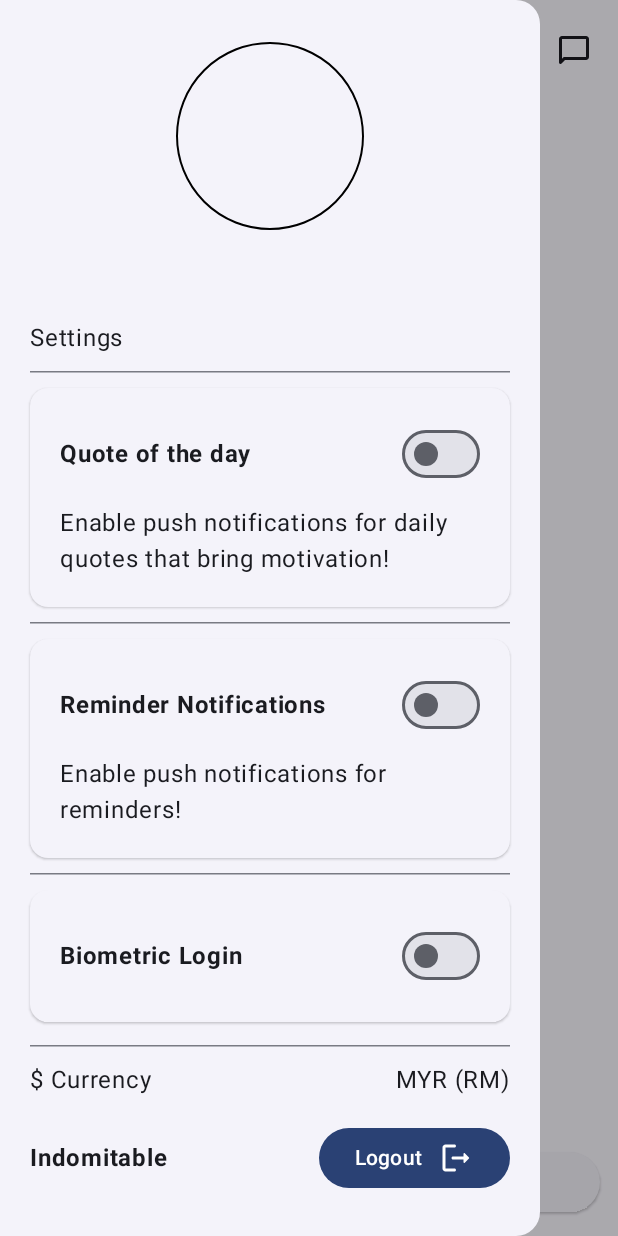
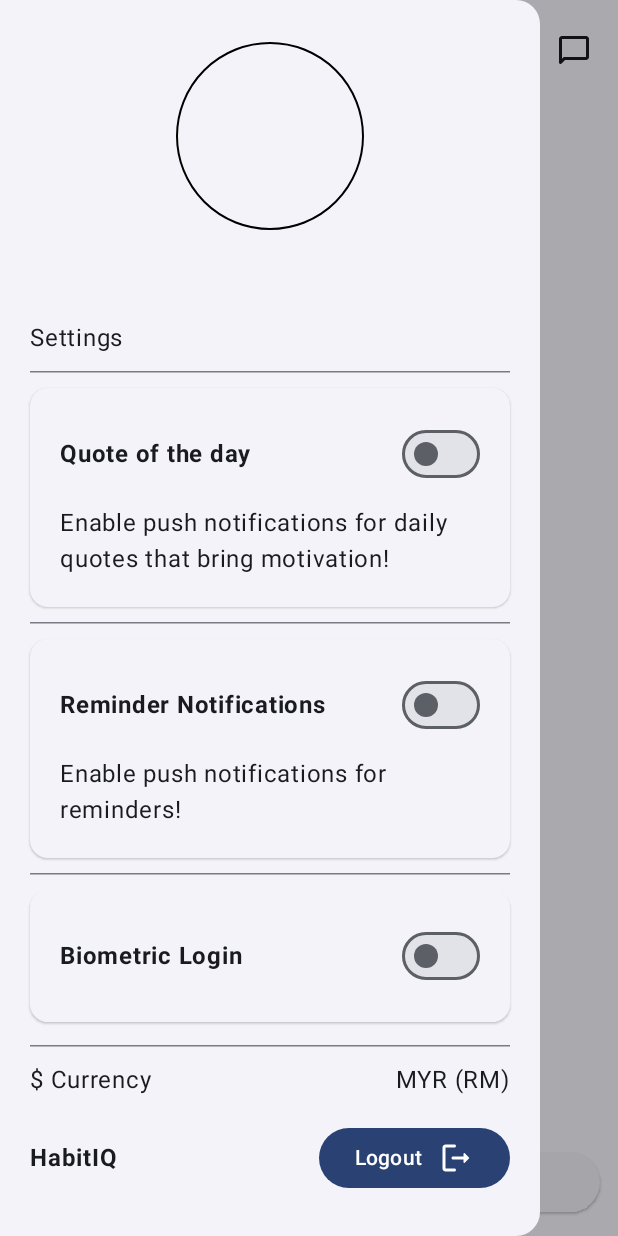
Before and after one commit to faryz-coder/HabitApp, an Android app built with Jetpack Compose: the screen it shows after launch once a user with an empty profile is signed in (MainActivity), after a tap on "Menu", on a phone screen of 412 x 824 dp. Run offline under Robolectric (Android 15) with nearby library versions, the phone set to English and light mode, and no system bars; our stand-ins replace Firebase (no records; nobody signed in at launch, a user with empty details on screens opened directly); missing, so only their content is drawn: SwipeToDismissBox.

Commit message:
update name

```diff
--- a/app/src/main/java/com/bmh/habitapp/screen/home/HomeScreen.kt
+++ b/app/src/main/java/com/bmh/habitapp/screen/home/HomeScreen.kt
@@ -305,7 +305,7 @@ fun HomeScreen(
                         horizontalArrangement = Arrangement.SpaceBetween
                     ) {
                         Text(
-                            text = "Indomitable", fontWeight = FontWeight.Bold,
+                            text = "HabitIQ", fontWeight = FontWeight.Bold,
                             fontSize = 16.sp
                         )
                         Button(onClick = {
```
